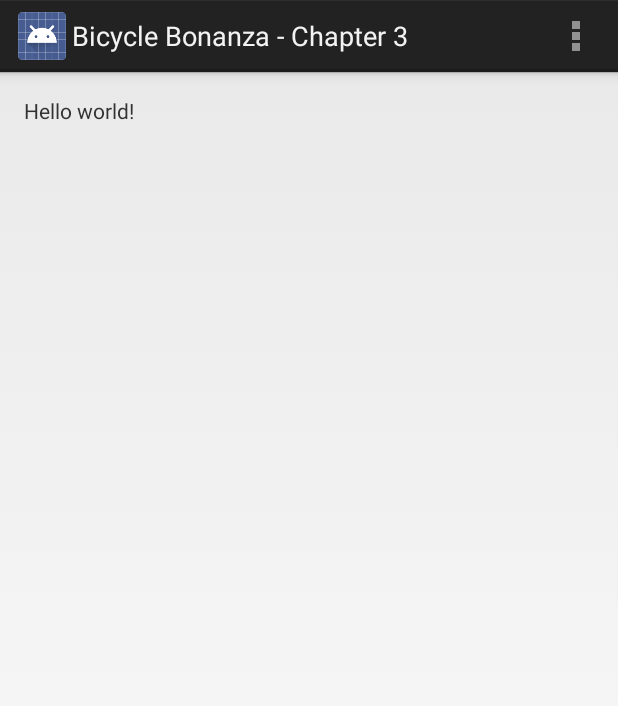
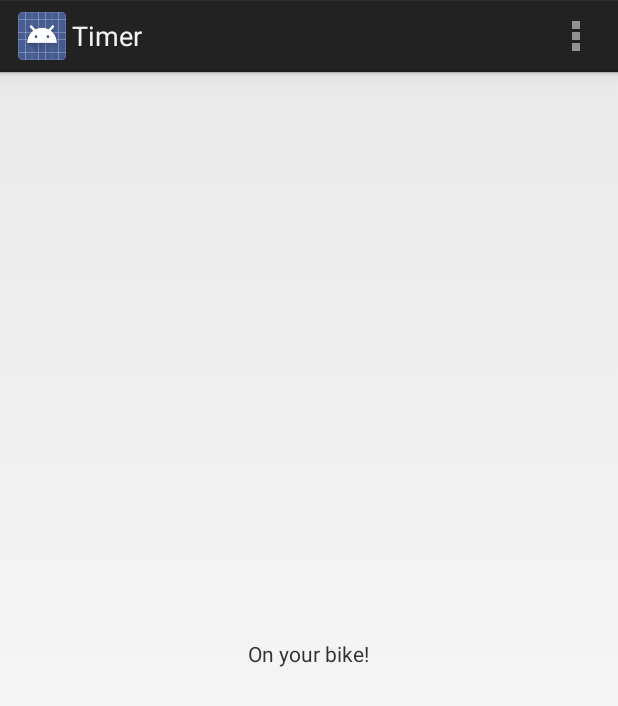
Before and after one commit to ElliotFriend/bicycle-bonanza, an Android app: the screen it shows after launch (MyActivity before the commit, TimerActivity after it), on a phone screen of 412 x 824 dp. Shown: the top 706 px of the screen. Run offline under Robolectric (Android 15) with nearby library versions, the phone set to English and light mode, and no system bars.

Commit message:
Refactoring code to prepare for Chapter 4
I don't really see the point in labeling everything in this book
by chapter, since it's really one app that's being built... oh
well.

Signed-off-by: Elliot Voris <elliotfriend@gmail.com>

```diff
--- a/app/src/main/AndroidManifest.xml
+++ b/app/src/main/AndroidManifest.xml
@@ -1,6 +1,6 @@
 <?xml version="1.0" encoding="utf-8"?>
 <manifest xmlns:android="http://schemas.android.com/apk/res/android"
-    package="com.elliotfriend.bicyclebonanza_chapter3" >
+    package="com.elliotfriend.bicyclebonanza" >
 
     <application
         android:allowBackup="true"
@@ -8,8 +8,8 @@
         android:label="@string/app_name"
         android:theme="@style/AppTheme" >
         <activity
-            android:name=".MyActivity"
-            android:label="@string/app_name" >
+            android:name="com.elliotfriend.bicyclebonanza.TimerActivity"
+            android:label="@string/title_activity_timer" >
             <intent-filter>
                 <action android:name="android.intent.action.MAIN" />
 
--- a/app/src/main/java/com/elliotfriend/bicyclebonanza_chapter3/MyActivity.java
+++ b/app/src/main/java/com/elliotfriend/bicyclebonanza/TimerActivity.java
@@ -1,17 +1,22 @@
-package com.elliotfriend.bicyclebonanza_chapter3;
+package com.elliotfriend.bicyclebonanza;
 
 import android.app.Activity;
 import android.os.Bundle;
 import android.view.Menu;
 import android.view.MenuItem;
+import android.widget.TextView;
 
+import com.elliotfriend.bicyclebonanza.R;
 
-public class MyActivity extends Activity {
+public class TimerActivity extends Activity {
 
     @Override
     protected void onCreate(Bundle savedInstanceState) {
         super.onCreate(savedInstanceState);
-        setContentView(R.layout.activity_my);
+        setContentView(R.layout.activity_timer);
+
+        TextView hello = (TextView)findViewById(R.id.hello);
+        hello.setText("On your bike!");
     }
 
 
--- a/app/src/main/res/layout/activity_my.xml
+++ b/app/src/main/res/layout/activity_timer.xml
@@ -9,8 +9,11 @@
     tools:context=".MyActivity">
 
     <TextView
+        android:id="@+id/hello"
         android:text="@string/hello_world"
         android:layout_width="wrap_content"
-        android:layout_height="wrap_content" />
+        android:layout_height="wrap_content"
+        android:layout_centerHorizontal="true"
+        android:layout_centerVertical="true" />
 
 </RelativeLayout>
--- a/app/src/main/res/values/strings.xml
+++ b/app/src/main/res/values/strings.xml
@@ -1,8 +1,9 @@
 <?xml version="1.0" encoding="utf-8"?>
 <resources>
 
-    <string name="app_name">Bicycle Bonanza - Chapter 3</string>
-    <string name="hello_world">Hello world!</string>
+    <string name="app_name">Bicycle Bonanza</string>
+    <string name="hello_world">Hello Android!</string>
     <string name="action_settings">Settings</string>
+    <string name="title_activity_timer">Timer</string>
 
 </resources>
```
